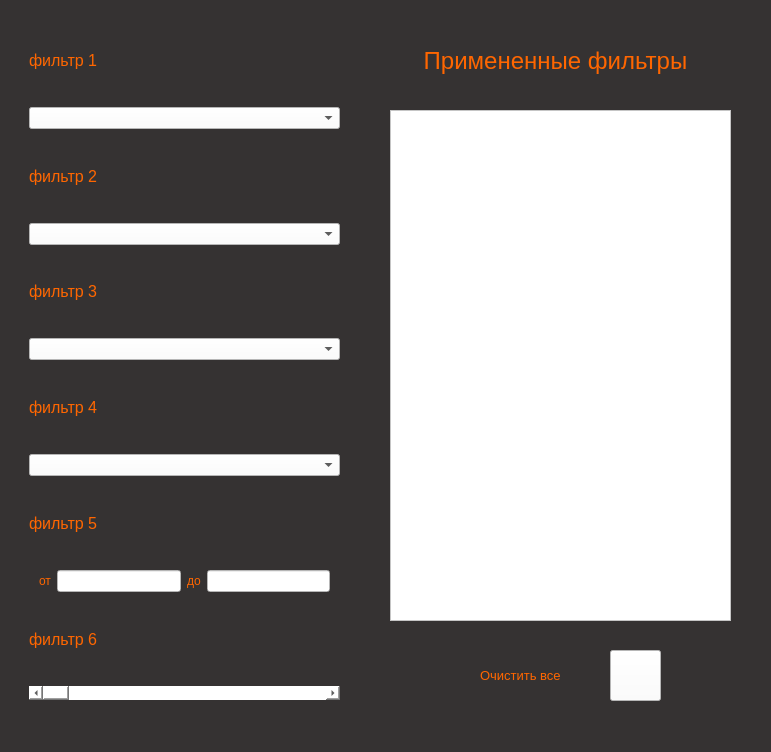
Qt form templates/ui/fillers.ui (aaalace/D-Compare) before a commit.
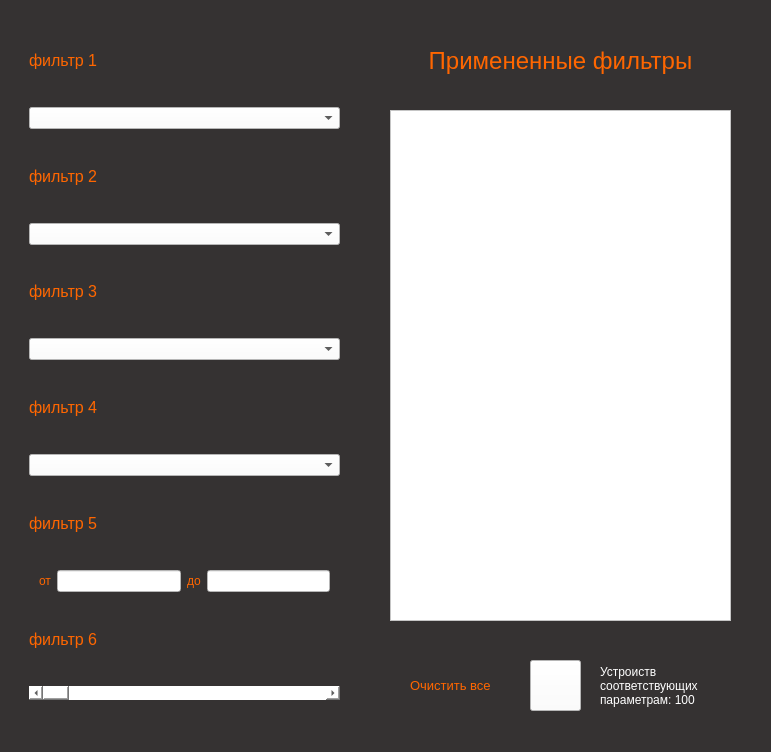
The same form after that commit.

```diff
--- a/templates/ui/fillers.ui
+++ b/templates/ui/fillers.ui
@@ -724,7 +724,7 @@
      <rect>
       <x>390</x>
       <y>30</y>
-      <width>331</width>
+      <width>341</width>
       <height>61</height>
      </rect>
     </property>
@@ -746,8 +746,8 @@
    <widget class="QPushButton" name="btn_clear">
     <property name="geometry">
      <rect>
-      <x>610</x>
-      <y>650</y>
+      <x>530</x>
+      <y>660</y>
       <width>51</width>
       <height>51</height>
      </rect>
@@ -859,10 +859,10 @@
    <widget class="QLabel" name="lbl_del">
     <property name="geometry">
      <rect>
-      <x>480</x>
+      <x>410</x>
       <y>660</y>
       <width>111</width>
-      <height>31</height>
+      <height>51</height>
      </rect>
     </property>
     <property name="font">
@@ -877,6 +877,28 @@
      <string>Очистить все</string>
     </property>
    </widget>
+   <widget class="QLabel" name="label">
+    <property name="geometry">
+     <rect>
+      <x>600</x>
+      <y>640</y>
+      <width>151</width>
+      <height>91</height>
+     </rect>
+    </property>
+    <property name="styleSheet">
+     <string notr="true">color: white</string>
+    </property>
+    <property name="text">
+     <string>Устроиств соответствующих параметрам: 100</string>
+    </property>
+    <property name="textFormat">
+     <enum>Qt::PlainText</enum>
+    </property>
+    <property name="wordWrap">
+     <bool>true</bool>
+    </property>
+   </widget>
   </widget>
  </widget>
  <resources/>
```
